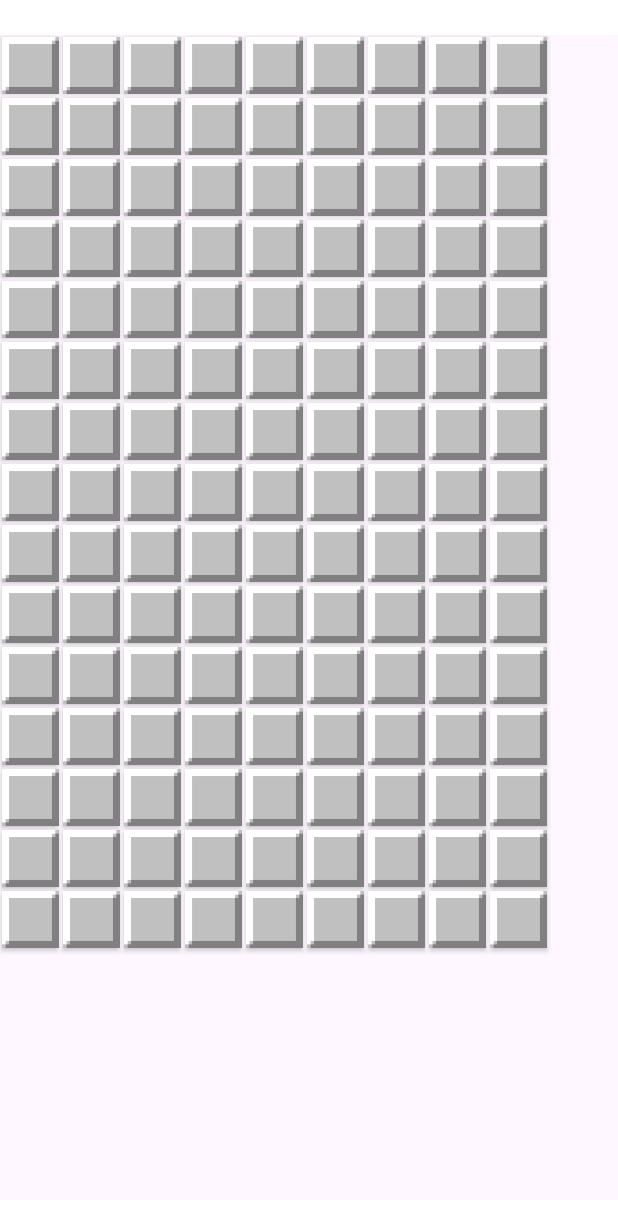
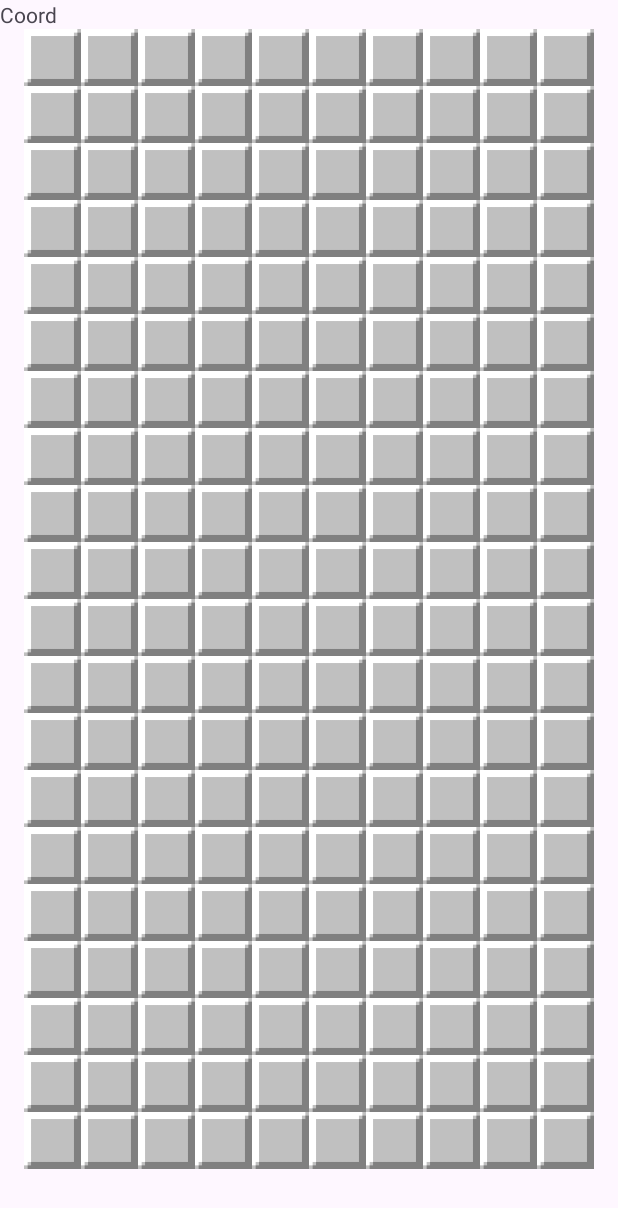
Before and after one commit to pro100ruslan4ik/minesweeper, an Android app: the screen it shows after launch (MainActivity), on a phone screen of 412 x 824 dp. Shown: the top 1208 px of the screen. Run offline under Robolectric (Android 15) with nearby library versions, the phone set to English and light mode, and no system bars.

Commit message:
Создать генерацию мин, добавить возможность открывать ячейки, добавить временный TextView для отладки, добавить отрисовку мины при ее наличии в ячейке

```diff
--- a/app/src/main/java/com/rus/minesweeper/MainActivity.java
+++ b/app/src/main/java/com/rus/minesweeper/MainActivity.java
@@ -1,26 +1,42 @@
 package com.rus.minesweeper;
 
+import java.util.Random;
 import android.content.Context;
+import android.graphics.drawable.BitmapDrawable;
+import android.graphics.drawable.ColorDrawable;
+import android.graphics.drawable.Drawable;
+import android.graphics.drawable.LayerDrawable;
+import android.icu.text.ListFormatter;
 import android.os.Bundle;
 import android.view.LayoutInflater;
 import android.view.View;
 import android.widget.Button;
 import android.widget.GridLayout;
+import android.widget.TextView;
 
 import androidx.activity.EdgeToEdge;
 import androidx.appcompat.app.AppCompatActivity;
+import androidx.core.content.ContextCompat;
 import androidx.core.graphics.Insets;
 import androidx.core.view.ViewCompat;
 import androidx.core.view.WindowInsetsCompat;
 
-import task.Task;
-import task.Stub;
+public class MainActivity extends AppCompatActivity
+{
 
-public class MainActivity extends AppCompatActivity {
+    enum CellContent
+    {
+        Mine,
+        Empty
+    }
 
+    private CellContent[][] mineField;
+    private boolean isFirstClick = true;
     private final Context context = this;
-    private int WIDTH = 9;
-    private int HEIGHT = 15;
+    private TextView coord_text_view;
+    private int WIDTH = 10;
+    private int HEIGHT = 20;
+    private int MINE_COUNT = 20;
     private Button[][] cells;
 
     @Override
@@ -33,17 +49,39 @@ public class MainActivity extends AppCompatActivity {
             v.setPadding(systemBars.left, systemBars.top, systemBars.right, systemBars.bottom);
             return insets;
         });
+
+        coord_text_view = findViewById(R.id.coord_text_view);
         makeCells();
         generate();
     }
 
+    void makeMines()
+    {
+        for (int i = 0; i < HEIGHT; i++)
+        {
+            for (int j = 0; j < WIDTH; j++)
+            {
+                mineField[i][j] = CellContent.Empty;
+            }
+        }
+
+        Random random = new Random();
+        int x;
+        int y;
+
+        for (int currentMineCount = 0; currentMineCount < MINE_COUNT; currentMineCount++)
+        {
+            do
+            {
+                x = random.nextInt(WIDTH);
+                y = random.nextInt(HEIGHT);
+            }
+            while(mineField[y][x] != CellContent.Empty);
+            mineField[y][x] = CellContent.Mine;
+        }
+    }
     void generate()
     {
-
-        //Эту строку нужно удалить
-        Task.showMessage(this, "Добавьте код в функцию активности generate() для генерации клеточного поля");
-
-
         for (int i = 0; i < HEIGHT; i++)
             for (int j = 0; j < WIDTH; j++)
             {
@@ -54,41 +92,65 @@ public class MainActivity extends AppCompatActivity {
     {
         return Integer.parseInt(((String) v.getTag()).split(",")[0]);
     }
+
     int getX(View v)
     {
         return Integer.parseInt(((String) v.getTag()).split(",")[1]);
     }
-    void makeCells() {
+
+    void makeCells()
+    {
         cells = new Button[HEIGHT][WIDTH];
+        mineField = new CellContent[HEIGHT][WIDTH];
+        makeMines();
+
+        ColorDrawable colorDrawable = new ColorDrawable(ContextCompat.getColor(this,R.color.gray));
+        Drawable mineDrawable = ContextCompat.getDrawable(this,R.drawable.mine);
+        BitmapDrawable bitmapMineDrawable = (BitmapDrawable) mineDrawable;
+
+        Drawable[] layers = {colorDrawable, bitmapMineDrawable};
+        LayerDrawable layerDrawable = new LayerDrawable(layers);
+
         GridLayout cellsLayout = (GridLayout) findViewById(R.id.CellsLayout);
         cellsLayout.removeAllViews();
         cellsLayout.setColumnCount(WIDTH);
+
         for (int i = 0; i < HEIGHT; i++)
             for (int j = 0; j < WIDTH; j++) {
                 LayoutInflater inflater = (LayoutInflater) getApplicationContext()
                         .getSystemService(Context.LAYOUT_INFLATER_SERVICE);
                 cells[i][j] = (Button) inflater.inflate(R.layout.cell, cellsLayout, false);
-                cells[i][j].setOnClickListener(new View.OnClickListener() {
+                cells[i][j].setOnClickListener(new View.OnClickListener()
+                {
                     @Override
-                    public void onClick(View v) {
-                        //Эту строку нужно удалить
-                        Stub.show(context, "Добавьте код в функцию активности onClick() - реакцию на нажатие на клетку");
-
+                    public void onClick(View v)
+                    {
                         Button tappedCell = (Button) v;
 
-                        //Получаем координтаты нажатой клетки
                         int tappedX = getX(tappedCell);
                         int tappedY = getY(tappedCell);
-                        //ADD YOUR CODE HERE
-                        //....
+
+
+                        if (mineField[tappedY][tappedX] == CellContent.Mine)
+                            tappedCell.setBackground(layerDrawable);
+                        else
+                            tappedCell.setBackground(colorDrawable);
+
+                        coord_text_view.setText("" + tappedX + " " + tappedY);
                     }
                 });
-                cells[i][j].setOnLongClickListener(new View.OnLongClickListener() {
+                cells[i][j].setOnLongClickListener(new View.OnLongClickListener()
+                {
                     @Override
-                    public boolean onLongClick(View v) {
-                        //Эту строку нужно удалить
-                        Stub.show(context, "Добавьте код в функцию активности onLongClick() - реакцию на долгое нажатие на клетку");
-                        return false;
+                    public boolean onLongClick(View v)
+                    {
+                        Button tappedCell = (Button) v;
+
+                        int tappedX = getX(tappedCell);
+                        int tappedY = getY(tappedCell);
+
+                        coord_text_view.setText(String.valueOf(mineField[tappedY][tappedX]));
+                        return true;
                     }
                 });
                 cells[i][j].setTag(i + "," + j);
--- a/app/src/main/java/task/Stub.java
+++ /dev/null
@@ -1,13 +0,0 @@
-package task;
-
-import android.content.Context;
-import android.widget.Toast;
-
-public class Stub {
-    public static void show(Context context, String message)
-    {
-        Toast toast = Toast.makeText(context, message, Toast.LENGTH_LONG);
-        toast.show();
-    }
-
-}
--- a/app/src/main/java/task/Task.java
+++ /dev/null
@@ -1,24 +0,0 @@
-package task;
-
-import android.app.AlertDialog;
-import android.content.Context;
-import android.content.DialogInterface;
-
-public class Task {
-    public static void showMessage(Context context, String message)
-    {
-        AlertDialog.Builder dlgAlert  = new AlertDialog.Builder(context);
-        dlgAlert.setMessage(message);
-        dlgAlert.setTitle("Задание");
-        dlgAlert.setPositiveButton("OK", null);
-        dlgAlert.setCancelable(true);
-        dlgAlert.setPositiveButton("Ok",
-                new DialogInterface.OnClickListener() {
-                    public void onClick(DialogInterface dialog, int which) {
-
-                    }
-                });
-        dlgAlert.create().show();
-    }
-
-}
--- a/app/src/main/res/layout/activity_main.xml
+++ b/app/src/main/res/layout/activity_main.xml
@@ -10,22 +10,33 @@
 
     <LinearLayout
         android:layout_width="match_parent"
-        android:layout_height="wrap_content"
-        android:layout_weight="1"
-        android:background="@color/white"
-        android:orientation="horizontal"/>
+        android:layout_height="wrap_content">
 
-    <GridLayout
-        android:id="@+id/CellsLayout"
-        android:layout_width="match_parent"
-        android:layout_height="wrap_content"
-        android:layout_weight="7"/>
+        <TextView
+            android:layout_width="wrap_content"
+            android:layout_height="wrap_content"
+            android:text="Coord"
+            android:id="@+id/coord_text_view"/>
+
+
+    </LinearLayout>
 
     <LinearLayout
         android:layout_width="match_parent"
         android:layout_height="wrap_content"
-        android:layout_weight="1"
-        android:background="@color/white"
-        android:orientation="horizontal"/>
+        android:gravity="center">
+
+        <LinearLayout
+            android:layout_width="wrap_content"
+            android:layout_height="wrap_content"
+            android:orientation="horizontal">
+            <GridLayout
+                android:id="@+id/CellsLayout"
+                android:layout_width="match_parent"
+                android:layout_height="wrap_content"/>
+        </LinearLayout>
+
+    </LinearLayout>
+
 
 </LinearLayout>
--- a/app/src/main/res/layout/cell.xml
+++ b/app/src/main/res/layout/cell.xml
@@ -6,5 +6,6 @@
 
     android:textColor="@color/black"
     android:textSize="30sp"
-    android:layout_margin="1dp"
     android:textStyle="bold" />
+
+<!--    android:layout_margin="1dp"-->
--- a/app/src/main/res/values/colors.xml
+++ b/app/src/main/res/values/colors.xml
@@ -2,4 +2,5 @@
 <resources>
     <color name="black">#FF000000</color>
     <color name="white">#FFFFFFFF</color>
+    <color name="gray">#B0B0B0</color>
 </resources>
```
Also changed, not shown: app/src/main/res/drawable/mine.png (renamed from app/src/main/res/drawable/bomb.png).
